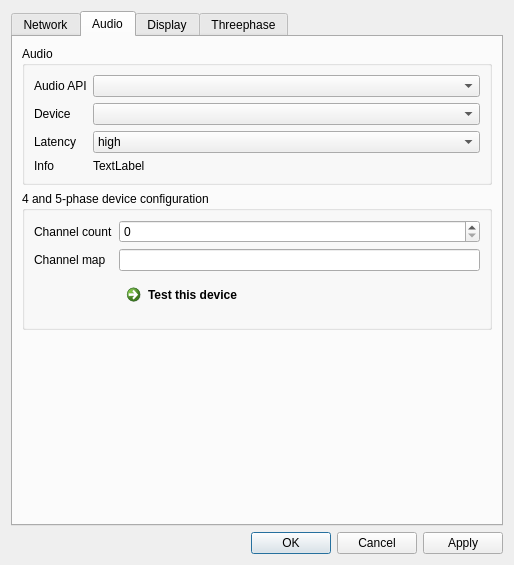
diglet48/restim, file designer/preferencesdialog.ui: the form before one commit.
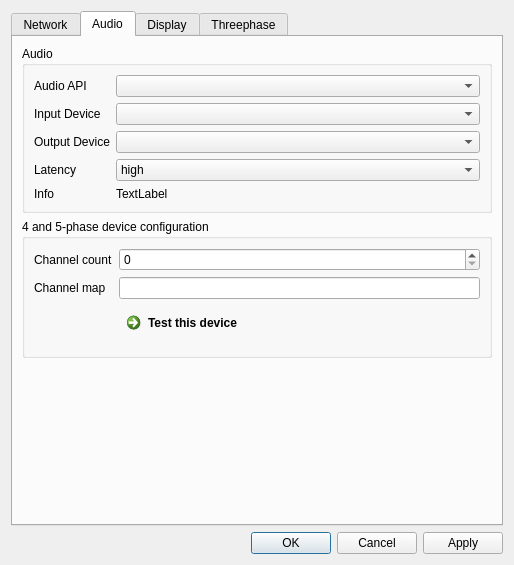
The form after the commit. The open tabs and pages were chosen to show the change.

Commit message: Add audio modify algorithm.

Patch:
```diff
--- a/designer/preferencesdialog.ui
+++ b/designer/preferencesdialog.ui
@@ -268,24 +268,27 @@
           <item row="0" column="1">
            <widget class="QComboBox" name="audio_api"/>
           </item>
-          <item row="1" column="0">
+          <item row="2" column="0">
            <widget class="QLabel" name="label_8">
             <property name="text">
-             <string>Device</string>
-            </property>
-           </widget>
-          </item>
-          <item row="1" column="1">
-           <widget class="QComboBox" name="audio_device"/>
-          </item>
-          <item row="2" column="0">
-           <widget class="QLabel" name="label_9">
-            <property name="text">
-             <string>Latency</string>
+             <string>Output Device</string>
             </property>
            </widget>
           </item>
           <item row="2" column="1">
+           <widget class="QComboBox" name="audio_output_device"/>
+          </item>
+          <item row="1" column="0">
+           <widget class="QLabel" name="label_30">
+            <property name="text">
+             <string>Input Device</string>
+            </property>
+           </widget>
+          </item>
+          <item row="1" column="1">
+           <widget class="QComboBox" name="audio_input_device"/>
+          </item>
+          <item row="3" column="1">
            <widget class="QComboBox" name="audio_latency">
             <item>
              <property name="text">
@@ -355,13 +358,20 @@
            </widget>
           </item>
           <item row="3" column="0">
+           <widget class="QLabel" name="label_9">
+            <property name="text">
+             <string>Latency</string>
+            </property>
+           </widget>
+          </item>
+          <item row="4" column="0">
            <widget class="QLabel" name="label_27">
             <property name="text">
              <string>Info</string>
             </property>
            </widget>
           </item>
-          <item row="3" column="1">
+          <item row="4" column="1">
            <widget class="QLabel" name="audio_info">
             <property name="text">
              <string>TextLabel</string>
```
Left out of the diff: 5 changed lines with no effect on the pictures. The commit also changes 6 other files.
